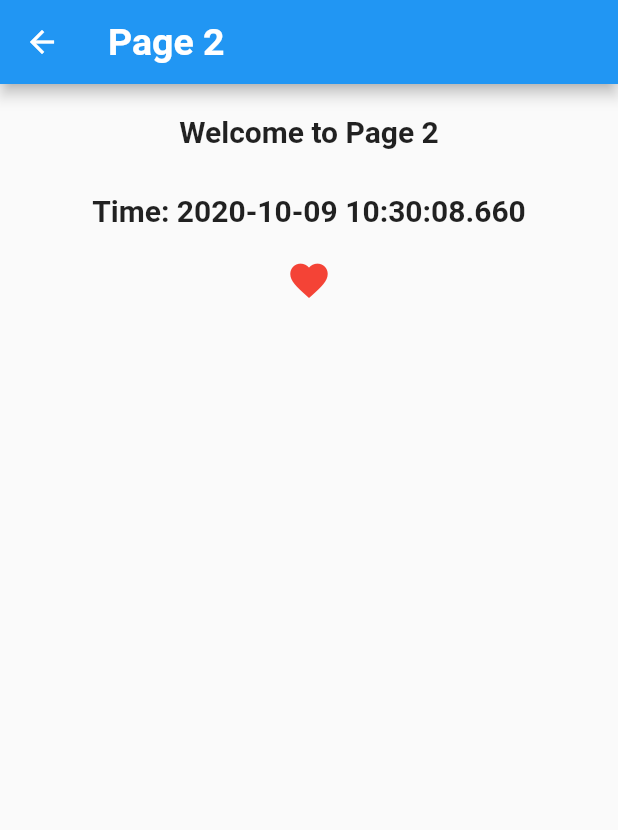
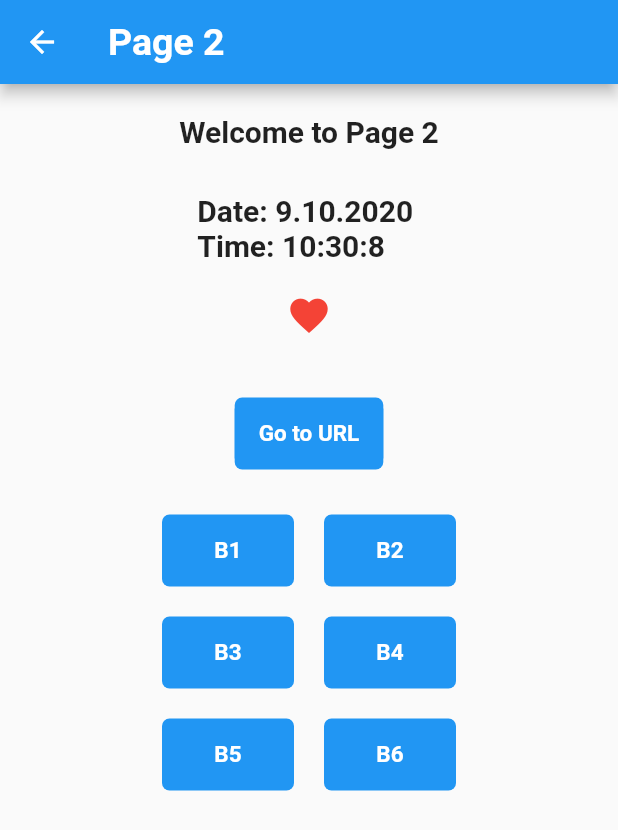
Before and after one commit to johninquest/tryflutter, a Flutter app: the screen it shows after launch, in the side drawer, after a tap on "Go to page 2", on a phone screen of 412 x 824 dp. Shown: the top 830 px of the screen. Run offline on Flutter 3.47's test engine with Material 2 defaults, Android fonts, the phone set to English and light mode, and no system bars; our stand-ins replace hive, hive_flutter, rflutter_alert; accounts and stored records are empty.

Commit message:
started working on auto timing page

```diff
--- /dev/null
+++ b/lib/pages/autotimingpage.dart
@@ -0,0 +1,44 @@
+import 'package:flutter/material.dart';
+import 'styles.dart';
+
+class AutoTimingPage extends StatelessWidget {
+  @override
+  Widget build(BuildContext context) {
+    return Scaffold(
+      appBar: AppBar(title: Text('Auto Timing'),),
+      body: Column(children: [
+        Row(
+              mainAxisAlignment: MainAxisAlignment.center, //Center Row contents horizontally,
+              // crossAxisAlignment: CrossAxisAlignment.center, //Center Row contents vertically,
+              children: [
+                MyActionButton('ARRIVED'),
+                MyActionButton('DEPARTED')
+              ],
+            ),
+      ],
+
+      ),
+
+    );
+  }
+}
+
+class MyActionButton extends StatelessWidget {
+  final String _buttonName;
+  MyActionButton(this._buttonName);
+
+  @override
+  Widget build(BuildContext context) {
+    return Container(
+      margin: EdgeInsets.all(10),
+      // color: Colors.blue,
+      decoration: BoxDecoration(
+          borderRadius: BorderRadius.circular(5.0), color: Colors.blue),
+      child: FlatButton(
+        color: Colors.blue,
+        child: Text(_buttonName, style: MyDefaultButtonStyle,),
+        onPressed: () => {},
+      ),
+    );
+  }
+}
--- a/lib/pages/homepage.dart
+++ b/lib/pages/homepage.dart
@@ -3,6 +3,7 @@ import 'package:flutter/material.dart';
 import 'package:intl/intl.dart';
 import 'styles.dart';
 import '../pages/page2.dart';
+import '../pages/autotimingpage.dart';
 // import 'dart:async';
 import 'package:rflutter_alert/rflutter_alert.dart';
 
@@ -22,9 +23,13 @@ class _HomePageState extends State<HomePage> {
         )),
         body: Center(
             child: Column(
-          // crossAxisAlignment: CrossAxisAlignment.center,
-          // mainAxisAlignment: MainAxisAlignment.center,
-          children: [MyButton('Go to Page 2'), AlertButton(), LiveTime()],
+          /* crossAxisAlignment: CrossAxisAlignment.center,
+          mainAxisAlignment: MainAxisAlignment.center, */
+          children: [
+            MyButton('Go to Page 2'),
+            AlertButton(),
+            LiveTime()
+            ],
         )));
   }
 }
@@ -43,24 +48,33 @@ class NavDrawer extends StatelessWidget {
                       fontWeight: FontWeight.bold,
                       color: Colors.white))),
           ListTile(
-            leading: Icon(Icons.add_alert),
-            title: Text('Alert'),
-            onTap: () => print('Alert button tapped!'),
-          ),
-          ListTile(
-            leading: Icon(Icons.info),
-            title: Text('Help'),
-            onTap: () => {print('Help button tapped!')},
-          ),
-          ListTile(
-            leading: Icon(Icons.directions_walk),
+            leading: Icon(Icons.east),
             title: Text('Go to page 2'),
             onTap: () => {
               Navigator.of(context)
                   .push(MaterialPageRoute(builder: (context) => SecondPage())),
               print('Navigated to page 2')
             },
-          )
+          ),
+          ListTile(
+            leading: Icon(Icons.timer),
+            title: Text('Automatic timing'),
+            onTap: () => {
+              print('Tapped automatic timing button!'),
+              Navigator.of(context)
+                  .push(MaterialPageRoute(builder: (context) => AutoTimingPage()))
+              },
+          ),
+          ListTile(
+            leading: Icon(Icons.edit),
+            title: Text('Manual timing'),
+            onTap: () => {print('Tapped manual timing button!')},
+          ),
+          ListTile(
+            leading: Icon(Icons.info),
+            title: Text('Info'),
+            onTap: () => {print('Tapped the info button!')},
+          ),
         ],
       ),
     );
--- a/lib/pages/page2.dart
+++ b/lib/pages/page2.dart
@@ -1,10 +1,13 @@
 import 'package:flutter/material.dart';
 import 'styles.dart';
 import '../services/tools.dart';
-// import '../services/web.dart';
+//import '../services/web.dart';
 // import 'package:http/http.dart' as http;
 // import 'dart:async';
 // import 'dart:convert';
+import 'dart:async';
+// import 'dart:convert';
+import 'package:url_launcher/url_launcher.dart';
 
 const String dbPath = '../db/';
 
@@ -38,7 +41,7 @@ class _SecondPageState extends State<SecondPage> {
             Container(
               margin: EdgeInsets.only(top: 10.0),
               child: Text(
-                'Time: ' + liveClock(),
+                liveClock(),
                 style: MyTextStyle,
               ),
             ),
@@ -46,8 +49,83 @@ class _SecondPageState extends State<SecondPage> {
               margin: EdgeInsets.all(20.0),
               child: Icon(Icons.favorite, color: Colors.red, size: 30.0),
             ),
-            // Container(child: Text(saveToHive()),)
+            UrlButton('Go to URL', 'https://heise.de'),
+            Row(
+              mainAxisAlignment: MainAxisAlignment.center, //Center Row contents horizontally,
+              // crossAxisAlignment: CrossAxisAlignment.center, //Center Row contents vertically,
+              children: [
+                MyActionButton('B1'),
+                MyActionButton('B2')
+              ],
+            ),
+            Row(
+              mainAxisAlignment: MainAxisAlignment.center, //Center Row contents horizontally,
+              children: [
+                MyActionButton('B3'),
+                MyActionButton('B4')
+              ],
+            ),
+            Row(
+              mainAxisAlignment: MainAxisAlignment.center, //Center Row contents horizontally,
+              children: [
+                MyActionButton('B5'),
+                MyActionButton('B6')
+              ],
+            )
+
+            // Container
           ],
         ));
   }
 }
+
+class UrlButton extends StatelessWidget {
+  final String _buttonName;
+  final String _targetUrl;
+  UrlButton(this._buttonName, this._targetUrl);
+
+  @override
+  Widget build(BuildContext context) {
+    return Container(
+      margin: EdgeInsets.all(20),
+      // color: Colors.blue,
+      decoration: BoxDecoration(
+          borderRadius: BorderRadius.circular(5.0), color: Colors.blue),
+      child: FlatButton(
+        color: Colors.blue,
+        child: Text(_buttonName, style: MyDefaultButtonStyle,),
+        onPressed: () => _myUrlLauncher(_targetUrl),
+      ),
+    );
+  }
+
+  _myUrlLauncher(String url) async {
+  // final String url = 'https://heise.de';
+  if (await canLaunch(url)) {
+        await launch(url);
+    }else {
+    throw 'Could not launch $url';
+    }
+  }
+
+}
+
+class MyActionButton extends StatelessWidget {
+  final String _buttonName;
+  MyActionButton(this._buttonName);
+
+  @override
+  Widget build(BuildContext context) {
+    return Container(
+      margin: EdgeInsets.all(10),
+      // color: Colors.blue,
+      decoration: BoxDecoration(
+          borderRadius: BorderRadius.circular(5.0), color: Colors.blue),
+      child: FlatButton(
+        color: Colors.blue,
+        child: Text(_buttonName, style: MyDefaultButtonStyle,),
+        onPressed: () => {},
+      ),
+    );
+  }
+}
--- a/lib/pages/styles.dart
+++ b/lib/pages/styles.dart
@@ -16,3 +16,5 @@ const MyTextStyle = TextStyle(
   fontSize: DefaultFontSize,
   fontWeight: FontWeight.bold,
 );
+
+const MyDefaultButtonStyle = TextStyle(fontSize: 15.0, fontWeight: FontWeight.bold, color: Colors.white);
--- a/lib/services/tools.dart
+++ b/lib/services/tools.dart
@@ -8,7 +8,13 @@ const String dbPath = '../db/';
 
 liveClock() {
   var dt = new DateTime.now();
-  return dt.toString();
+  var dayNow = dt.day;
+  var monthNow = dt.month;
+  var yearNow = dt.year;
+  var hourNow = dt.hour;
+  var minuteNow = dt.minute;
+  var secondNow = dt.second;
+  return 'Date: $dayNow.$monthNow.$yearNow \nTime: $hourNow:$minuteNow:$secondNow';
 }
 
 saveToHive() async {
--- a/lib/services/web.dart
+++ b/lib/services/web.dart
@@ -3,6 +3,7 @@ import 'package:http/http.dart' as http;
 // import 'dart.io';
 import 'dart:async';
 import 'dart:convert';
+import 'package:url_launcher/url_launcher.dart';
 
 // dynamic publicIpAddress;
 // const String reqUrl = 'https://api.ipify.org?format=json';
@@ -38,3 +39,12 @@ getMyPubIp() async {
     return 'No response returned';
   }
 }
+
+myUrlLauncher() async {
+  const String url = 'https://flutter.dev';
+  if (await canLaunch(url)) {
+    await launch(url);
+  } else {
+    throw 'Could not launch $url';
+  }
+}
--- a/pubspec.yaml
+++ b/pubspec.yaml
@@ -28,6 +28,7 @@ dependencies:
   rflutter_alert: ^1.1.0
   hive: ^1.4.4+1
   hive_flutter: ^0.3.1
+  url_launcher: ^5.7.2
 
   # The following adds the Cupertino Icons font to your application.
   # Use with the CupertinoIcons class for iOS style icons.
```
Also changed, not shown: pubspec.lock.
